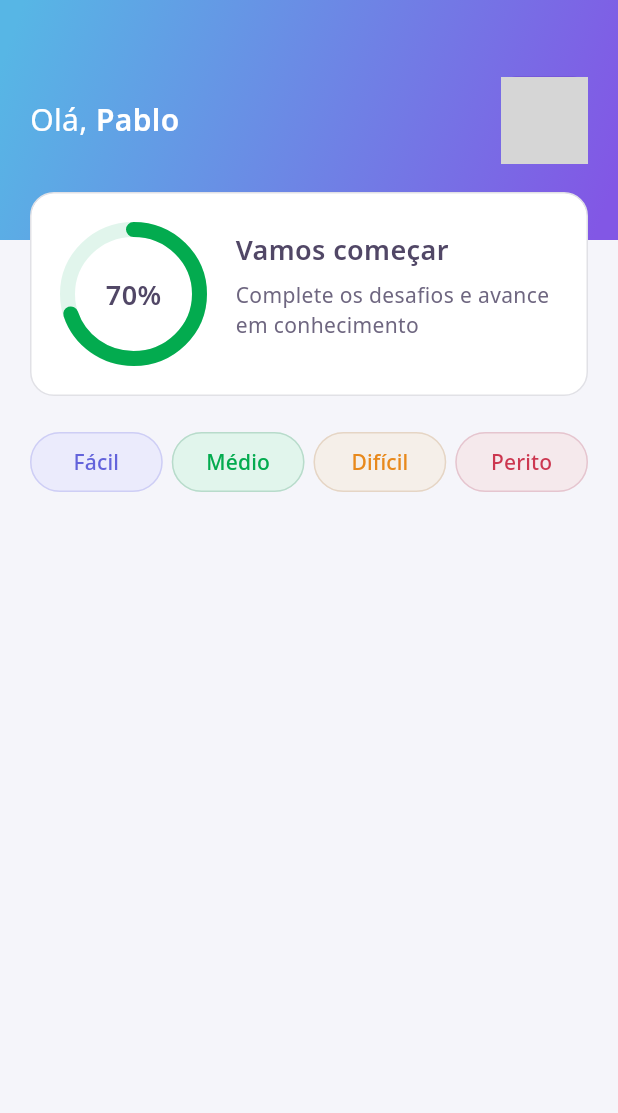
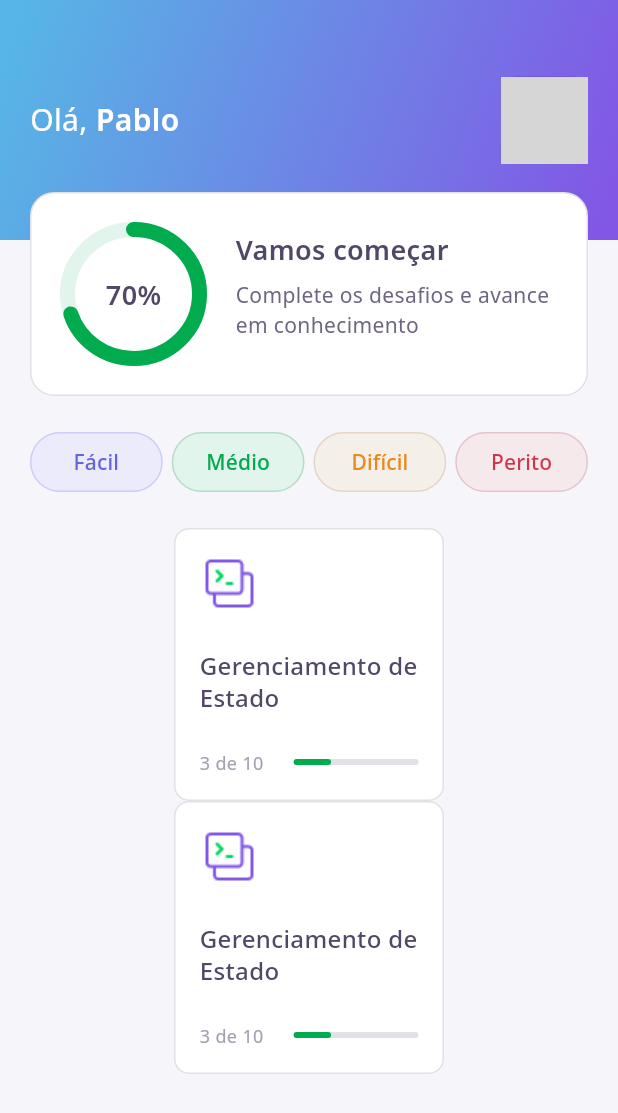
Before and after one commit to PabloXT14/devquiz, a Flutter app: the screen it shows after launch, on a phone screen of 412 x 824 dp. Shown: the top 1113 px of the screen. Run offline on Flutter 3.47's test engine with Material 3 defaults, Android fonts, the phone set to English and light mode, and no system bars; our stand-ins replace google_fonts; network calls fail; grey boxes are pictures that could not be loaded.

Commit message:
feat: create quiz card

```diff
--- a/lib/features/home/presentation/home_view.dart
+++ b/lib/features/home/presentation/home_view.dart
@@ -1,6 +1,7 @@
 import 'package:devquiz/app/theme/app_colors.dart';
 import 'package:devquiz/features/home/presentation/widgets/app_bar/app_bar_widget.dart';
 import 'package:devquiz/features/home/presentation/widgets/level_button/level_button.dart';
+import 'package:devquiz/features/home/presentation/widgets/quiz_card/quiz_card.dart';
 import 'package:flutter/material.dart';
 
 class HomeView extends StatefulWidget {
@@ -55,7 +56,18 @@ class _HomeViewState extends State<HomeView> {
               ),
             ),
 
-            // CHALLENGES
+            // QUIZ CARDS
+            // Expanded(
+            //   child: GridView.count(
+            //     crossAxisCount: 2,
+            //     mainAxisSpacing: 16,
+            //     crossAxisSpacing: 16,
+
+            //     children: [QuizCard(), QuizCard(), QuizCard(), QuizCard()],
+            //   ),
+            // ),
+            Container(width: 180, child: QuizCard()),
+            Container(width: 180, child: QuizCard()),
           ],
         ),
       ),
--- /dev/null
+++ b/lib/features/home/presentation/widgets/quiz_card/quiz_card.dart
@@ -0,0 +1,67 @@
+import 'package:devquiz/app/theme/app_colors.dart';
+import 'package:devquiz/app/theme/app_images.dart';
+import 'package:devquiz/app/theme/app_text_styles.dart';
+import 'package:flutter/material.dart';
+
+class QuizCard extends StatelessWidget {
+  const QuizCard({super.key});
+
+  @override
+  Widget build(BuildContext context) {
+    return Container(
+      width: double.maxFinite,
+      decoration: BoxDecoration(
+        color: AppColors.white,
+        borderRadius: BorderRadius.circular(10),
+        border: Border.fromBorderSide(
+          BorderSide(color: AppColors.border, width: 1),
+        ),
+      ),
+      padding: const EdgeInsets.all(16),
+      child: Column(
+        crossAxisAlignment: CrossAxisAlignment.start,
+        spacing: 24,
+        children: [
+          Image.asset(AppImages.data, width: 40, height: 40),
+
+          Text(
+            "Gerenciamento de Estado",
+            style: AppTextStyles.headingXs.copyWith(
+              color: AppColors.heading,
+              height: 1.3,
+            ),
+          ),
+
+          Row(
+            mainAxisAlignment: MainAxisAlignment.spaceBetween,
+            crossAxisAlignment: CrossAxisAlignment.center,
+            spacing: 20,
+            children: [
+              Text(
+                "3 de 10",
+                style: AppTextStyles.bodySm.copyWith(
+                  color: AppColors.input,
+                  height: 1.5,
+                ),
+              ),
+              Expanded(
+                child: SizedBox(
+                  height: 4,
+
+                  child: LinearProgressIndicator(
+                    value: 0.3,
+                    backgroundColor: AppColors.border,
+                    valueColor: AlwaysStoppedAnimation<Color>(
+                      AppColors.green500,
+                    ),
+                    borderRadius: BorderRadius.circular(2),
+                  ),
+                ),
+              ),
+            ],
+          ),
+        ],
+      ),
+    );
+  }
+}
```
